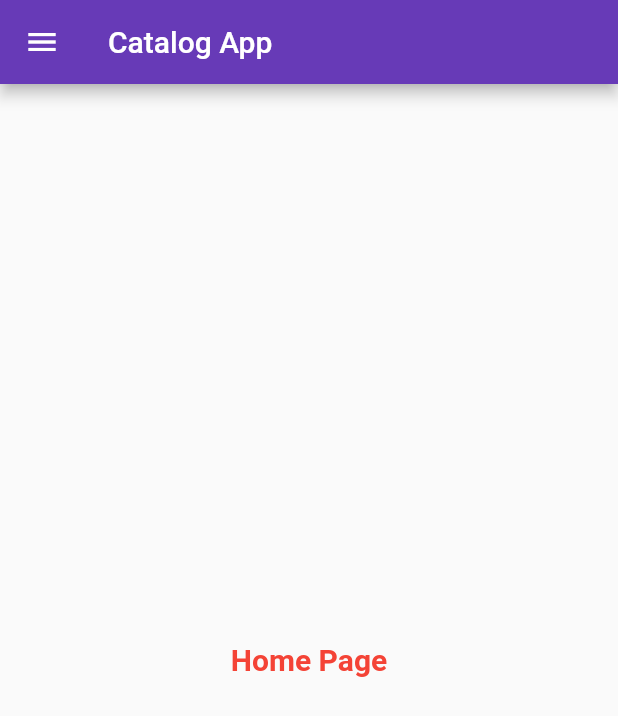
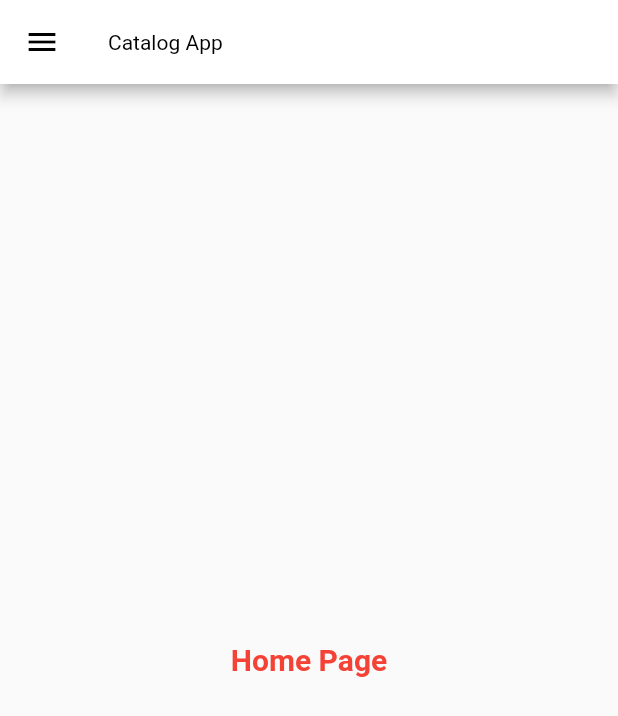
Before and after one commit to rishabhchauhan421/30DaysOfFlutter, a Flutter app: the screen it shows after launch, on a phone screen of 412 x 824 dp. Shown: the top 716 px of the screen. Run offline on Flutter 3.47's test engine with Material 2 defaults, Android fonts, the phone set to English and light mode, and no system bars.

Commit message:
theme extracted

```diff
--- a/lib/main.dart
+++ b/lib/main.dart
@@ -2,6 +2,7 @@ import 'package:flutter/material.dart';
 import 'package:frontend/pages/home_page.dart';
 import 'package:frontend/pages/login_page.dart';
 import 'package:frontend/utils/routes.dart';
+import 'package:frontend/widgets/themes.dart';
 
 void main() {
   runApp(MyApp());
@@ -14,9 +15,7 @@ class MyApp extends StatelessWidget {
   Widget build(BuildContext context) {
     return MaterialApp(
         themeMode: ThemeMode.light,
-        theme: ThemeData(
-          primarySwatch: Colors.deepPurple,
-        ),
+        theme: MyTheme.LightTheme(context),
         initialRoute: MyRoutes.HOMEROUTE,
         debugShowCheckedModeBanner: false,
         routes: {
--- /dev/null
+++ b/lib/widgets/themes.dart
@@ -0,0 +1,14 @@
+import 'package:flutter/material.dart';
+import 'package:flutter/src/widgets/framework.dart';
+import 'package:flutter/src/widgets/placeholder.dart';
+
+class MyTheme {
+  static ThemeData LightTheme(BuildContext context) {
+    return ThemeData(
+        primarySwatch: Colors.deepPurple,
+        appBarTheme: AppBarTheme(
+            color: Colors.white,
+            iconTheme: IconThemeData(color: Colors.black),
+            titleTextStyle: TextStyle(color: Colors.black)));
+  }
+}
```
